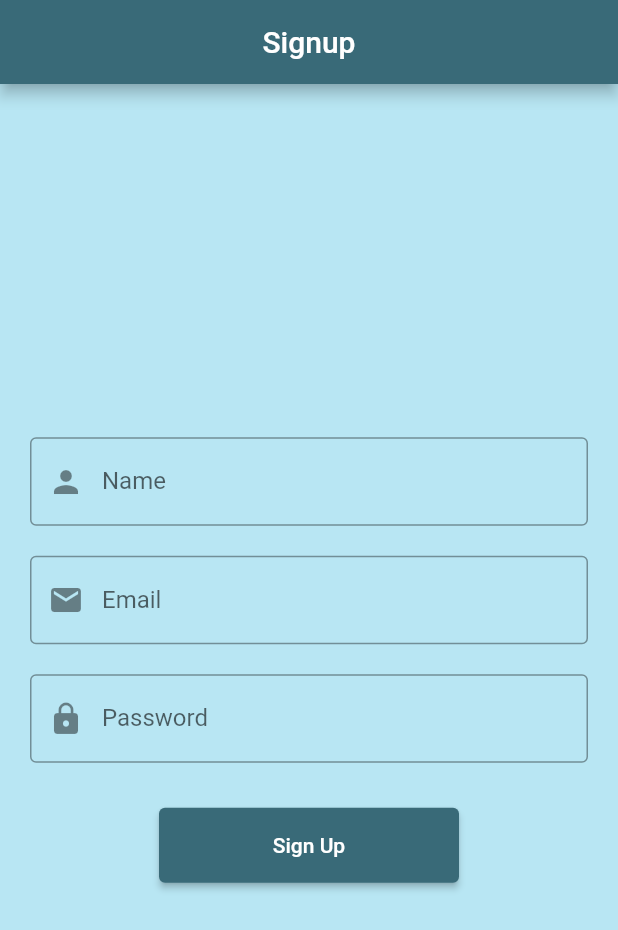
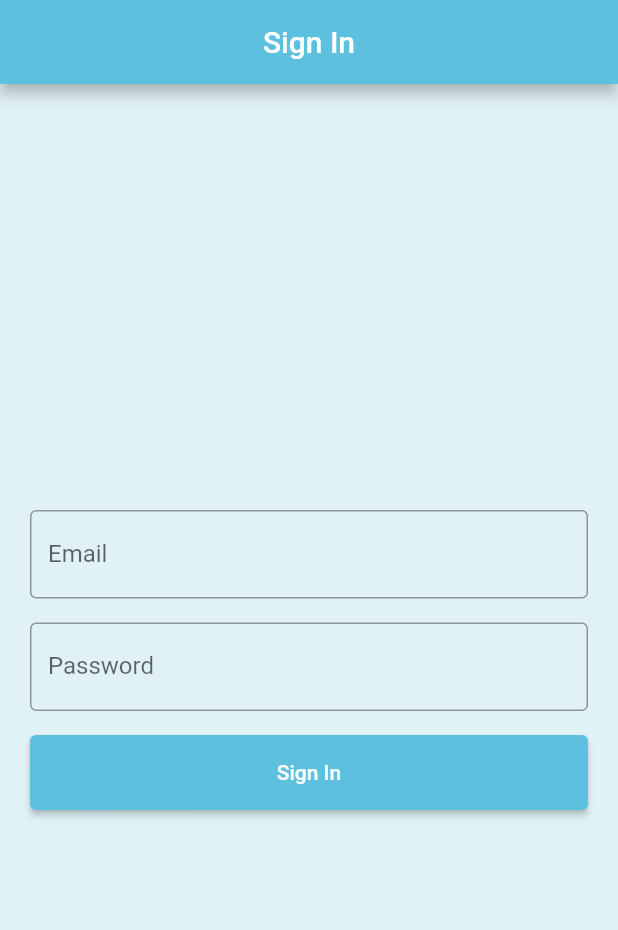
Before and after one commit to Sxmxrth/CalFit-Mini-Project, a Flutter app: the screen it shows after launch, on a phone screen of 412 x 824 dp. Shown: the top 930 px of the screen. Run offline on Flutter 3.47's test engine with Material 2 defaults, Android fonts, the phone set to English and light mode, and no system bars.

Commit message:
Background colors updated

```diff
--- a/cal_fit/lib/main.dart
+++ b/cal_fit/lib/main.dart
@@ -17,7 +17,7 @@ class MyApp extends StatelessWidget {
   Widget build(BuildContext context) {
     return MaterialApp(
       debugShowCheckedModeBanner: false,
-      home: SignupPage(),
+      home: SignInPage(),
     );
   }
 }
--- a/cal_fit/lib/pages/loginPage.dart
+++ b/cal_fit/lib/pages/loginPage.dart
@@ -16,10 +16,10 @@ class _SignInPageState extends State<SignInPage> {
   @override
   Widget build(BuildContext context) {
     return Scaffold(
-      backgroundColor: Color(0xffB8E6F3),
+      backgroundColor: Color(0xffE1F2F7),
       appBar: AppBar(
         title: Center(child: Text('Sign In')),
-        backgroundColor: Color(0xff396A78),
+        backgroundColor: Color(0xff5DC0DE),
       ),
       body: Form(
         key: _formKey,
@@ -65,7 +65,7 @@ class _SignInPageState extends State<SignInPage> {
               SizedBox(height: 16.0),
               ElevatedButton(
                 style: ElevatedButton.styleFrom(
-                    backgroundColor: Color(0xff396A78),
+                    backgroundColor: Color(0xff5DC0DE),
                     minimumSize: Size(50, 50)),
                 onPressed: () {
                   if (_formKey.currentState!.validate()) {
--- a/cal_fit/lib/pages/signupPage.dart
+++ b/cal_fit/lib/pages/signupPage.dart
@@ -16,10 +16,10 @@ class _SignupPageState extends State<SignupPage> {
   @override
   Widget build(BuildContext context) {
     return Scaffold(
-      backgroundColor: Color(0xffB8E6F3),
+      backgroundColor: Color(0xffE1F2F7),
       appBar: AppBar(
         title: Center(child: Text('Signup')),
-        backgroundColor: Color(0xff396A78),
+        backgroundColor: Color(0xff5DC0DE),
       ),
       body: Form(
         key: _formKey,
@@ -85,7 +85,7 @@ class _SignupPageState extends State<SignupPage> {
               SizedBox(height: 30.0),
               ElevatedButton(
                 style: ElevatedButton.styleFrom(
-                    backgroundColor: Color(0xff396A78),
+                    backgroundColor: Color(0xff5DC0DE),
                     minimumSize: Size(200, 50)),
                 child: Text('Sign Up'),
                 onPressed: () {
```
